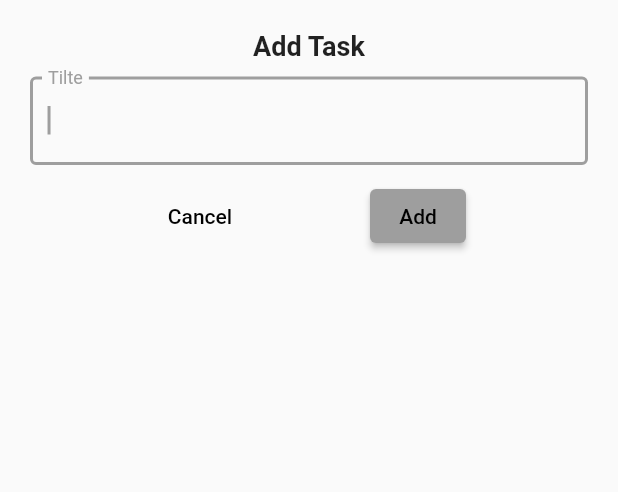
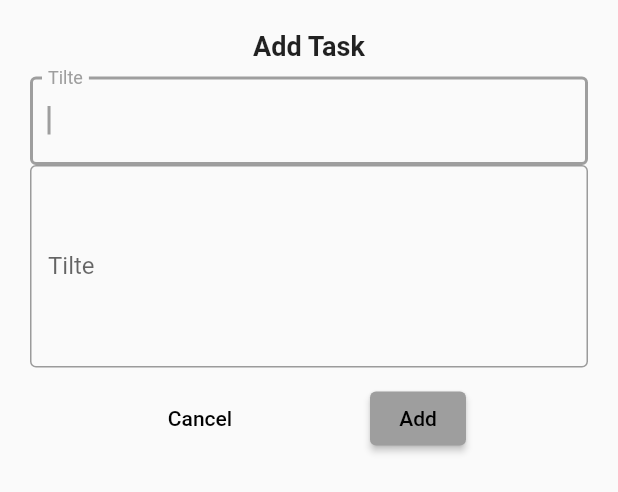
Before and after one commit to ESHFFD/todo_bloc, a Flutter app: the AddTaskScreen widget shown alone on an empty page, opened directly, on a phone screen of 412 x 824 dp. Shown: the top 492 px of the screen. Run offline on Flutter 3.47's test engine with Material 2 defaults, Android fonts, the phone set to English and light mode, and no system bars; our stand-ins replace equatable, flutter_bloc, hydrated_bloc.

```diff
--- a/lib/presentation/models/task.dart
+++ b/lib/presentation/models/task.dart
@@ -2,10 +2,12 @@ import 'package:equatable/equatable.dart';
 
 class Task extends Equatable {
   final String id;
+  final String description;
   final String title;
   final bool? isDone;
   final bool? isDeleted;
   const Task({
+    required this.description,
     required this.id,
     required this.title,
     this.isDone = false,
@@ -14,6 +16,7 @@ class Task extends Equatable {
 
   Task copyWith({
     String? id,
+    String? description,
     String? title,
     bool? isDone,
     bool? isDeleted,
@@ -21,6 +24,7 @@ class Task extends Equatable {
     return Task(
       id: id ?? this.id,
       title: title ?? this.title,
+      description: description ?? this.description,
       isDone: isDone ?? this.isDone,
       isDeleted: isDeleted ?? this.isDeleted,
     );
@@ -30,6 +34,7 @@ class Task extends Equatable {
     return <String, dynamic>{
       'id': id,
       'title': title,
+      'description': description,
       'isDone': isDone,
       'isDeleted': isDeleted,
     };
@@ -39,11 +44,12 @@ class Task extends Equatable {
     return Task(
       id: map['id'] as String,
       title: map['title'] as String,
+      description: map['description'] as String,
       isDone: map['isDone'] != null ? map['isDone'] as bool : null,
       isDeleted: map['isDeleted'] != null ? map['isDeleted'] as bool : null,
     );
   }
 
   @override
-  List<Object?> get props => [title, isDeleted, isDone, id];
+  List<Object?> get props => [title, description, isDeleted, isDone, id];
 }
--- a/lib/presentation/screens/home_page/widgets/add_taks.dart
+++ b/lib/presentation/screens/home_page/widgets/add_taks.dart
@@ -12,6 +12,7 @@ class AddTaskScreen extends StatelessWidget {
   @override
   Widget build(BuildContext context) {
     final TextEditingController titleController = TextEditingController();
+    final TextEditingController descriptionController = TextEditingController();
     return Container(
       margin: const EdgeInsets.only(bottom: 20),
       padding: const EdgeInsets.all(20),
@@ -33,6 +34,15 @@ class AddTaskScreen extends StatelessWidget {
               border: OutlineInputBorder(),
             ),
           ),
+          TextField(
+            autofocus: true,
+            maxLines: 5,
+            controller: descriptionController,
+            decoration: const InputDecoration(
+              label: Text('Tilte'),
+              border: OutlineInputBorder(),
+            ),
+          ),
           const SizedBox(
             height: 10,
           ),
@@ -47,6 +57,7 @@ class AddTaskScreen extends StatelessWidget {
               ElevatedButton(
                   onPressed: () {
                     var task = Task(
+                        description: descriptionController.text,
                         title: titleController.text,
                         id: DateTime.now().toString());
                     context.read<TasksBloc>().add(AddTask(tasks: task));
```
